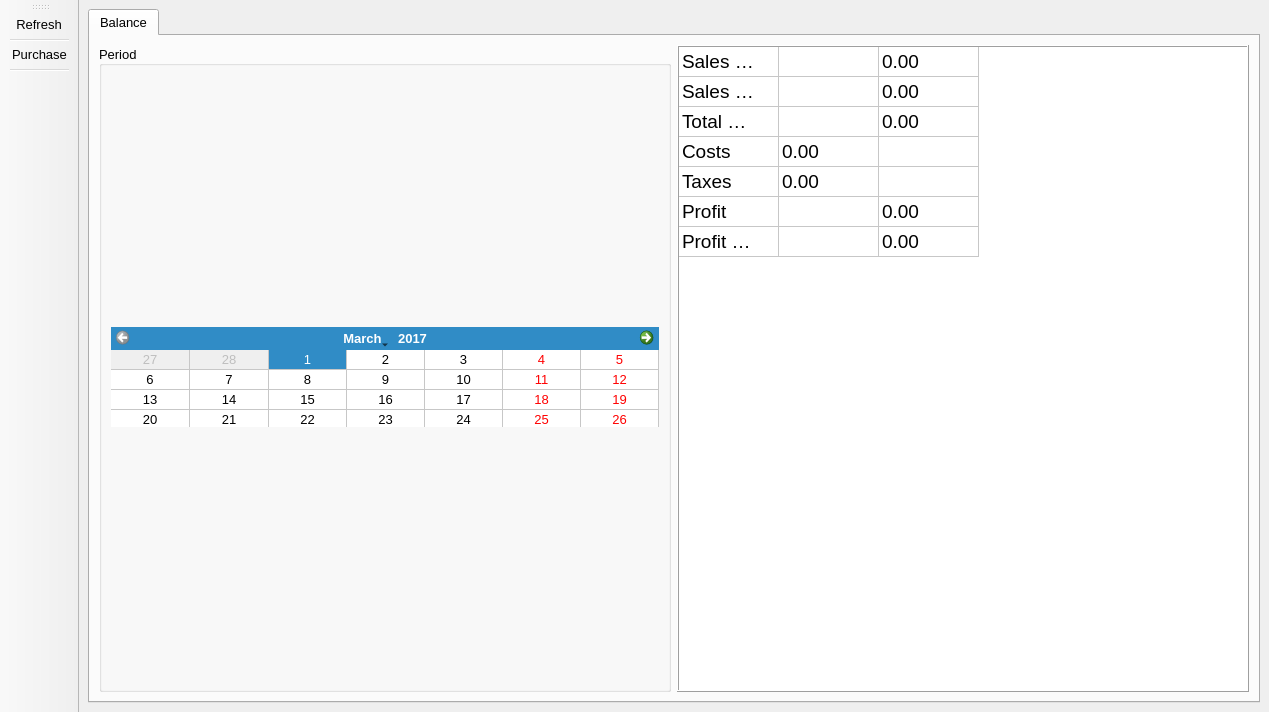
Redent0r/Libra, file gui_inventory.ui: the form before one commit.
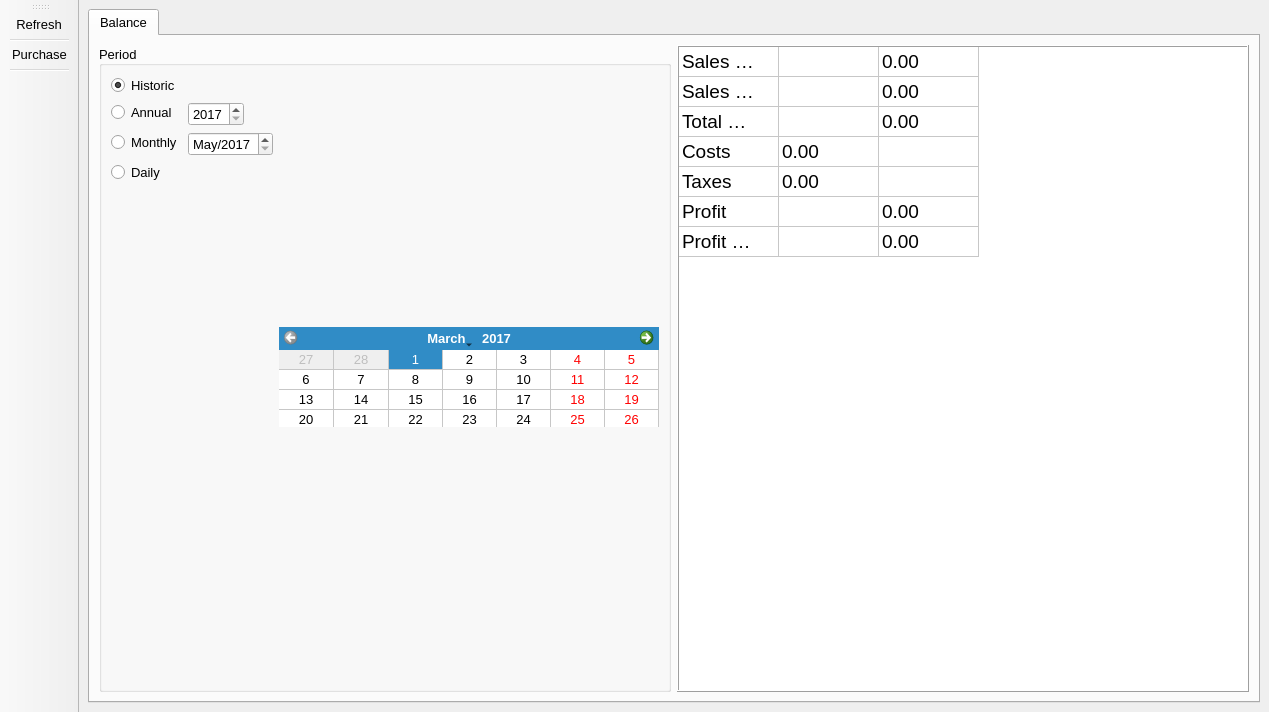
The form after the commit. Icons and pictures are not drawn.

Commit message: added radio buttons and combo boxes for periodic balance checking on inventory gui

The edit to the form file:
```diff
--- a/gui_inventory.ui
+++ b/gui_inventory.ui
@@ -116,9 +116,6 @@
                      <property name="sizeConstraint">
                       <enum>QLayout::SetDefaultConstraint</enum>
                      </property>
-                     <property name="fieldGrowthPolicy">
-                      <enum>QFormLayout::AllNonFixedFieldsGrow</enum>
-                     </property>
                      <property name="formAlignment">
                       <set>Qt::AlignLeading|Qt::AlignLeft|Qt::AlignTop</set>
                      </property>
@@ -128,6 +125,134 @@
                      <property name="leftMargin">
                       <number>0</number>
                      </property>
+                     <item row="3" column="1">
+                      <widget class="QDateEdit" name="dateAnnual">
+                       <property name="sizePolicy">
+                        <sizepolicy hsizetype="Fixed" vsizetype="Fixed">
+                         <horstretch>0</horstretch>
+                         <verstretch>0</verstretch>
+                        </sizepolicy>
+                       </property>
+                       <property name="dateTime">
+                        <datetime>
+                         <hour>0</hour>
+                         <minute>0</minute>
+                         <second>0</second>
+                         <year>2017</year>
+                         <month>1</month>
+                         <day>2</day>
+                        </datetime>
+                       </property>
+                       <property name="date">
+                        <date>
+                         <year>2017</year>
+                         <month>1</month>
+                         <day>2</day>
+                        </date>
+                       </property>
+                       <property name="minimumDateTime">
+                        <datetime>
+                         <hour>0</hour>
+                         <minute>0</minute>
+                         <second>0</second>
+                         <year>2017</year>
+                         <month>1</month>
+                         <day>2</day>
+                        </datetime>
+                       </property>
+                       <property name="minimumDate">
+                        <date>
+                         <year>2017</year>
+                         <month>1</month>
+                         <day>2</day>
+                        </date>
+                       </property>
+                       <property name="displayFormat">
+                        <string>yyyy</string>
+                       </property>
+                      </widget>
+                     </item>
+                     <item row="5" column="0">
+                      <widget class="QRadioButton" name="radioMonthly">
+                       <property name="text">
+                        <string>Monthly</string>
+                       </property>
+                      </widget>
+                     </item>
+                     <item row="5" column="1">
+                      <widget class="QDateEdit" name="dateMonthly">
+                       <property name="sizePolicy">
+                        <sizepolicy hsizetype="Fixed" vsizetype="Fixed">
+                         <horstretch>0</horstretch>
+                         <verstretch>0</verstretch>
+                        </sizepolicy>
+                       </property>
+                       <property name="dateTime">
+                        <datetime>
+                         <hour>0</hour>
+                         <minute>0</minute>
+                         <second>0</second>
+                         <year>2017</year>
+                         <month>5</month>
+                         <day>1</day>
+                        </datetime>
+                       </property>
+                       <property name="date">
+                        <date>
+                         <year>2017</year>
+                         <month>5</month>
+                         <day>1</day>
+                        </date>
+                       </property>
+                       <property name="minimumDateTime">
+                        <datetime>
+                         <hour>0</hour>
+                         <minute>0</minute>
+                         <second>0</second>
+                         <year>2017</year>
+                         <month>5</month>
+                         <day>1</day>
+                        </datetime>
+                       </property>
+                       <property name="minimumDate">
+                        <date>
+                         <year>2017</year>
+                         <month>5</month>
+                         <day>1</day>
+                        </date>
+                       </property>
+                       <property name="currentSection">
+                        <enum>QDateTimeEdit::MonthSection</enum>
+                       </property>
+                       <property name="displayFormat">
+                        <string>MMM/yyyy</string>
+                       </property>
+                      </widget>
+                     </item>
+                     <item row="3" column="0">
+                      <widget class="QRadioButton" name="radioAnnual">
+                       <property name="text">
+                        <string>Annual</string>
+                       </property>
+                      </widget>
+                     </item>
+                     <item row="2" column="0">
+                      <widget class="QRadioButton" name="radioHistoric">
+                       <property name="text">
+                        <string>Historic</string>
+                       </property>
+                       <property name="checked">
+                        <bool>true</bool>
+                       </property>
+                      </widget>
+                     </item>
+                     <item row="6" column="0">
+                      <widget class="QRadioButton" name="radioDaily">
+                       <property name="text">
+                        <string>Daily</string>
+                       </property>
+                      </widget>
+                     </item>
                     </layout>
                    </item>
                    <item>
```
The commit also changes 1 other file.
